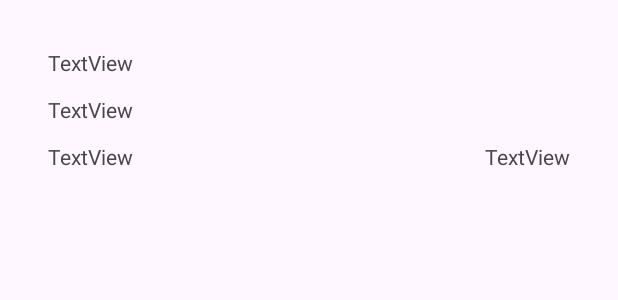
After one commit to JackAhn/RandomFoodGood, an Android app: the layout history_info.xml on its own in the app's theme, with its tools: preview values and no code run, on a phone screen of 412 x 824 dp. The commit adds this screen. Shown: the top 300 px of the screen. Run offline under Robolectric (Android 15) with nearby library versions, the phone set to English and light mode, and no system bars.

Commit message:
룰렛 결과 저장 및 히스토리 화면 추가

```diff
--- /dev/null
+++ b/app/src/main/res/layout/history_info.xml
@@ -0,0 +1,47 @@
+<?xml version="1.0" encoding="utf-8"?>
+<androidx.constraintlayout.widget.ConstraintLayout xmlns:android="http://schemas.android.com/apk/res/android"
+    xmlns:app="http://schemas.android.com/apk/res-auto"
+    xmlns:tools="http://schemas.android.com/tools"
+    android:layout_width="match_parent"
+    android:layout_height="wrap_content"
+    android:layout_margin="16dp">
+
+    <TextView
+        android:id="@+id/historyFoodNameText"
+        android:layout_width="wrap_content"
+        android:layout_height="wrap_content"
+        android:layout_marginStart="16dp"
+        android:layout_marginTop="16dp"
+        android:text="TextView"
+        app:layout_constraintStart_toStartOf="parent"
+        app:layout_constraintTop_toTopOf="parent" />
+
+    <TextView
+        android:id="@+id/historyPlaceText"
+        android:layout_width="wrap_content"
+        android:layout_height="wrap_content"
+        android:layout_marginTop="12dp"
+        android:text="TextView"
+        app:layout_constraintStart_toStartOf="@+id/historyFoodNameText"
+        app:layout_constraintTop_toBottomOf="@+id/historyFoodNameText" />
+
+    <TextView
+        android:id="@+id/historyPhoneText"
+        android:layout_width="wrap_content"
+        android:layout_height="wrap_content"
+        android:layout_marginTop="12dp"
+        android:layout_marginBottom="16dp"
+        android:text="TextView"
+        app:layout_constraintBottom_toBottomOf="parent"
+        app:layout_constraintStart_toStartOf="@+id/historyPlaceText"
+        app:layout_constraintTop_toBottomOf="@+id/historyPlaceText" />
+
+    <TextView
+        android:id="@+id/historyCreatedText"
+        android:layout_width="wrap_content"
+        android:layout_height="wrap_content"
+        android:layout_marginEnd="16dp"
+        android:text="TextView"
+        app:layout_constraintBottom_toBottomOf="@+id/historyPhoneText"
+        app:layout_constraintEnd_toEndOf="parent" />
+</androidx.constraintlayout.widget.ConstraintLayout>
```
Also changed, not shown: app/src/main/java/com/jackahn/randomfoodgood/dao/History.kt (added, +13 -0 lines), app/src/main/java/com/jackahn/randomfoodgood/dto/HistoryDto.kt (added, +13 -0 lines), app/src/main/java/com/jackahn/randomfoodgood/service/HistoryService.kt (added, +24 -0 lines), app/src/main/java/com/jackahn/randomfoodgood/util/RetrofitUtil.kt (+7 -0 lines), app/src/main/java/com/jackahn/randomfoodgood/view/main/history/HistoryFragment.kt (added, +107 -0 lines), app/src/main/java/com/jackahn/randomfoodgood/view/main/roulette/RouletteFragment.kt (+24 -0 lines), app/src/main/res/layout/fragment_history.xml (added, +17 -0 lines), app/src/main/res/menu/bottom_nav_menu.xml (+7 -2 lines).
